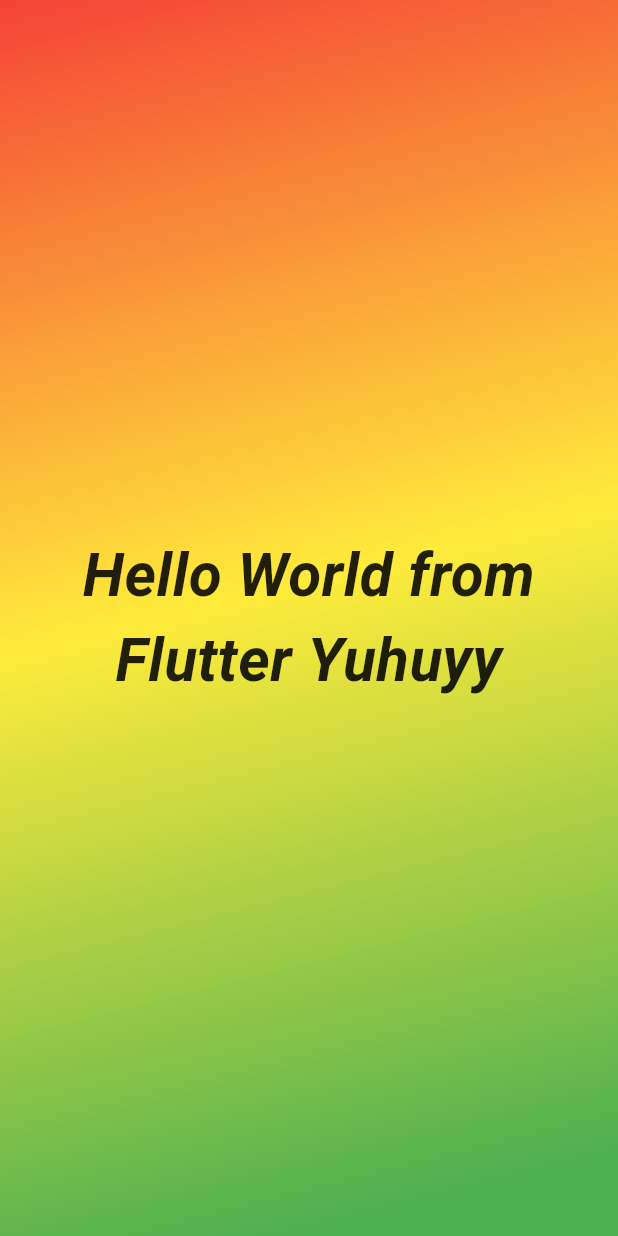
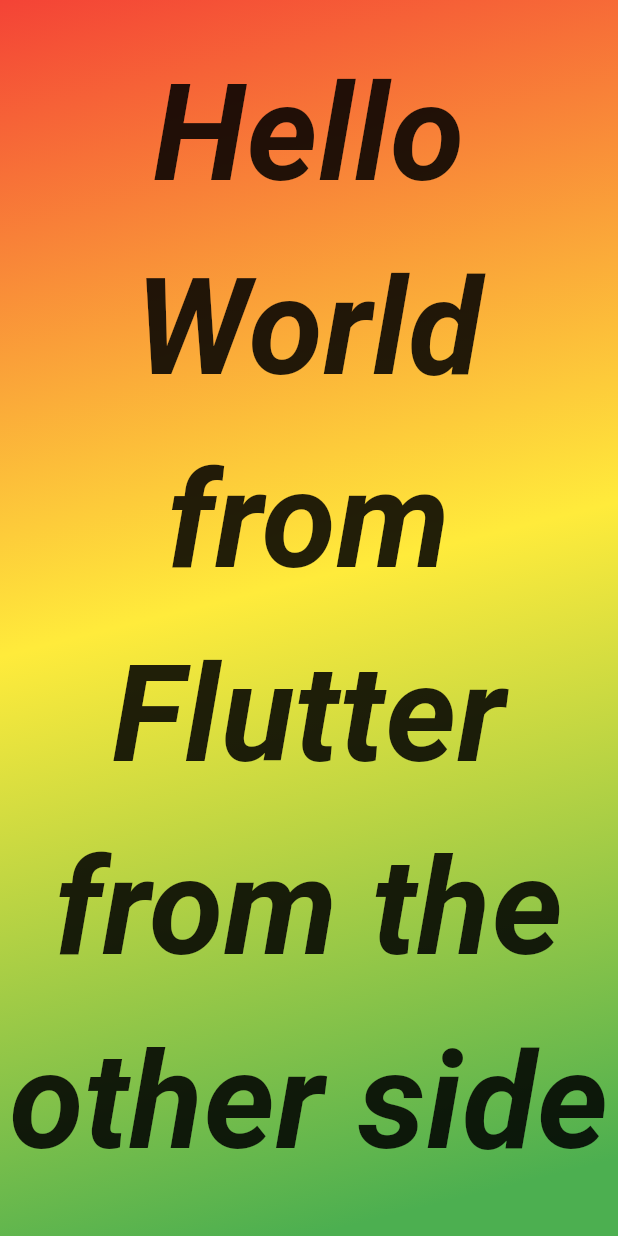
Before and after one commit to Ariumboro730Li/dart_roll_dice, a Flutter app: the screen it shows after launch, on a phone screen of 412 x 824 dp. Run offline on Flutter 3.47's test engine with Material 3 defaults, Android fonts, the phone set to English and light mode, and no system bars; Roboto replaces fonts that are missing (Times New Roman).

Commit message:
text and color from main

```diff
--- a/lib/gradient_container.dart
+++ b/lib/gradient_container.dart
@@ -22,7 +22,15 @@ const endAlignment = Alignment.bottomCenter;
 // This is the main application widget.
 class GradientContainer extends StatelessWidget {
   // GradientContainer({key}): super(key: key);
-  const GradientContainer({super.key});
+  const GradientContainer({
+    super.key,
+    required this.colors,
+    required this.text
+  });
+
+  final String text;
+  final List<Color> colors;
+
   @override
   /// Builds a Container widget with a gradient background
   /// that transitions from red, to yellow, to green.
@@ -43,13 +51,14 @@ class GradientContainer extends StatelessWidget {
     return Container(
       decoration: BoxDecoration(
         gradient: LinearGradient(
-          colors: [Colors.red, Colors.yellow, Colors.green],
+          // colors: [Colors.red, Colors.yellow, Colors.green],
+          colors: colors,
           begin: startAlignment,
           end: endAlignment,
         ),
       ),
       child: Center(
-        child: StyledText('Hello World from Flutter Yuhuyy'),
+        child: StyledText(text, 90),
       ),
     );
   }
--- a/lib/main.dart
+++ b/lib/main.dart
@@ -3,9 +3,12 @@ import 'package:roll_dice_app/gradient_container.dart';
 
 void main() {
   runApp(
-    const MaterialApp(
+    MaterialApp(
       home: Scaffold(
-        body: GradientContainer(),
+        body: GradientContainer(
+          text: "Hello World from Flutter from the other side",
+          colors: [Colors.red, Colors.yellow, Colors.green],
+        ),
       )
     ),
   );
--- a/lib/styled_text.dart
+++ b/lib/styled_text.dart
@@ -2,16 +2,18 @@ import 'package:flutter/material.dart';
 
 class StyledText extends StatelessWidget {
 
-  const StyledText(this.text, {super.key});
+  const StyledText(this.text, this.sizeFont, {super.key});
 
   final String text;
+
+  final double sizeFont;
 
   @override
   Widget build(context) {
     return Text(
       text,
-      style: const TextStyle(
-        fontSize: 40,
+      style: TextStyle(
+        fontSize: sizeFont,
         color: Colors.black87,
         fontFamily: "Times New Roman",
         fontWeight: FontWeight.bold,
--- a/pubspec.yaml
+++ b/pubspec.yaml
@@ -58,9 +58,8 @@ flutter:
   uses-material-design: true
 
   # To add assets to your application, add an assets section, like this:
-  # assets:
-  #   - images/a_dot_burr.jpeg
-  #   - images/a_dot_ham.jpeg
+  assets:
+    - assets/images/
 
   # An image asset can refer to one or more resolution-specific "variants", see
   # https://flutter.dev/to/resolution-aware-images
```
Also changed, not shown: assets/images/dice-1.png (added), assets/images/dice-2.png (added), assets/images/dice-3.png (added), assets/images/dice-4.png (added), assets/images/dice-5.png (added), assets/images/dice-6.png (added).
